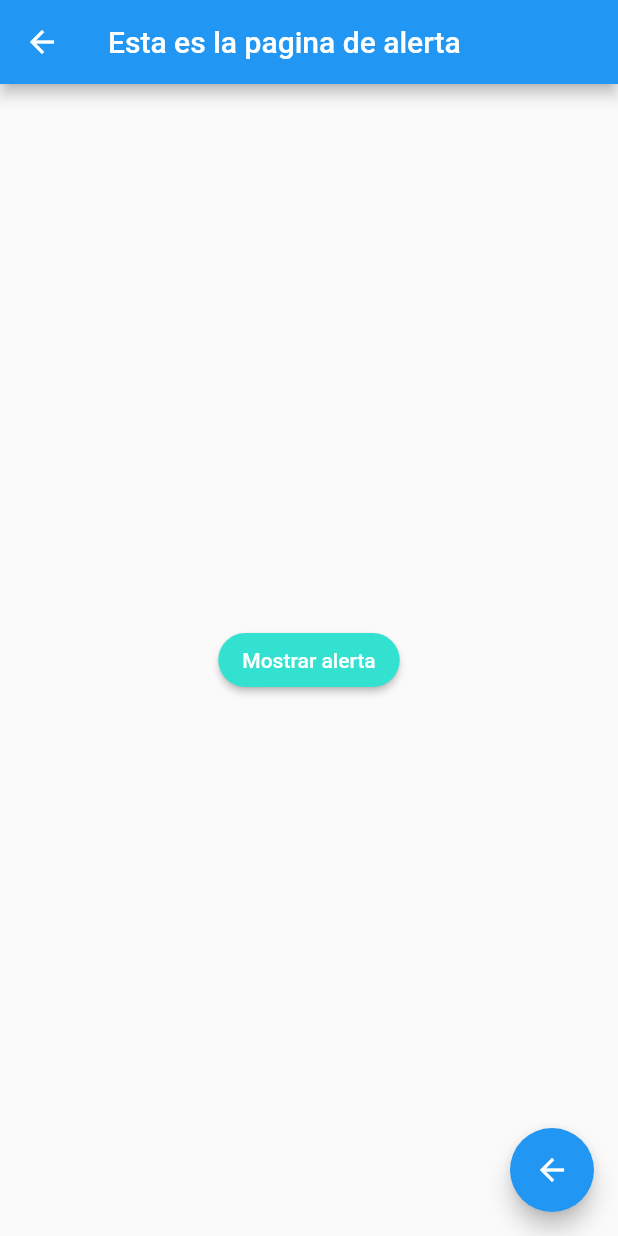
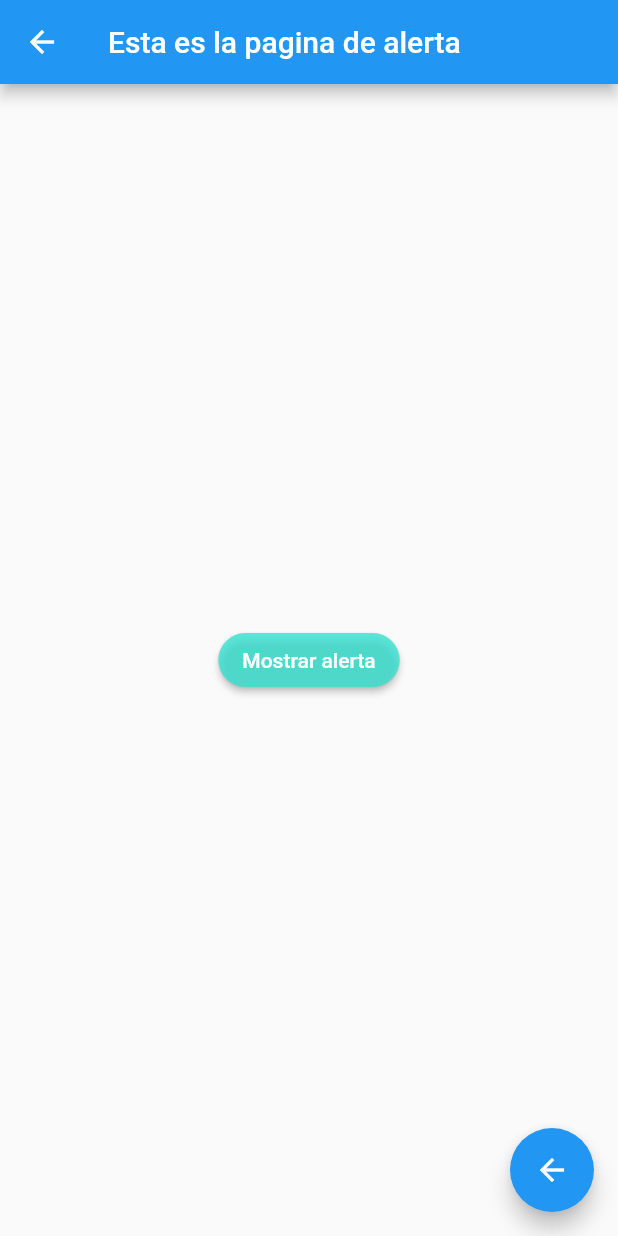
Before and after one commit to Josejimenez17/Componentes, a Flutter app: the AlertPage screen opened by its route, on a phone screen of 412 x 824 dp. Run offline on Flutter 3.47's test engine with Material 2 defaults, Android fonts, the phone set to English and light mode, and no system bars.

Commit message:
Modificando el apartado de alertas

```diff
--- a/lib/src/pages/alert_page.dart
+++ b/lib/src/pages/alert_page.dart
@@ -12,7 +12,7 @@ class AlertPage extends StatelessWidget {
           child: Text("Mostrar alerta"),
           onPressed: () => _mostrarAler(context),
           style: ElevatedButton.styleFrom(
-              primary: Color.fromARGB(255, 50, 225, 208), shape: StadiumBorder()),
+              primary: Color.fromARGB(200, 50, 225, 208), shape: StadiumBorder()),
         ),
       ),
       floatingActionButton: FloatingActionButton(
```
